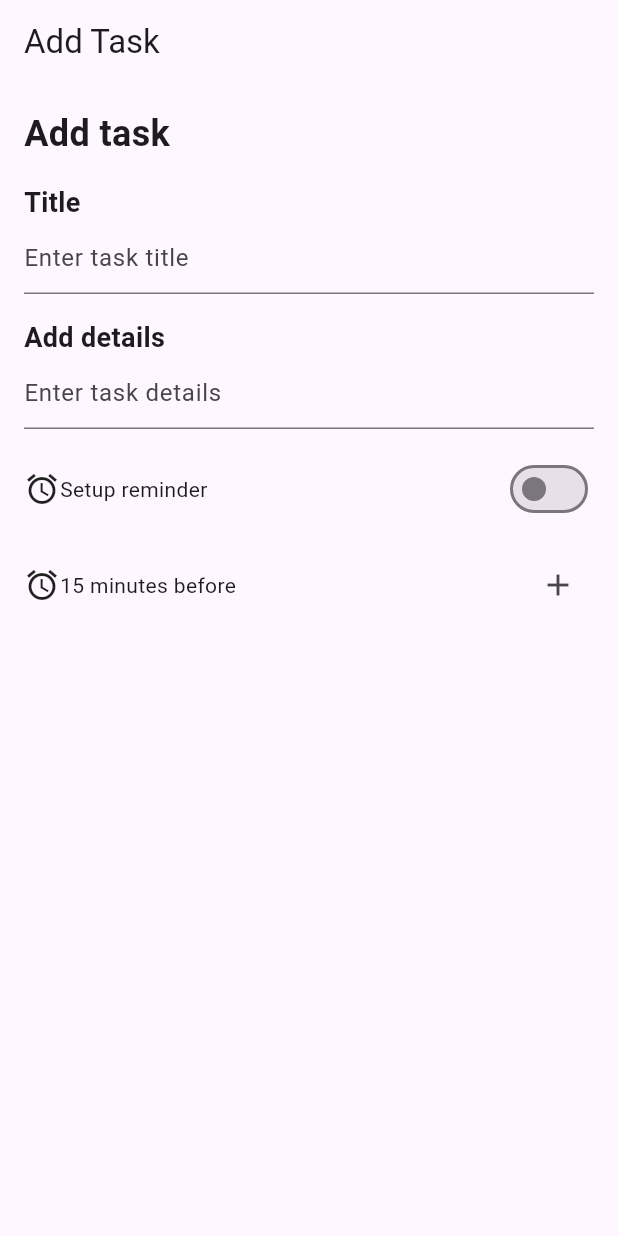
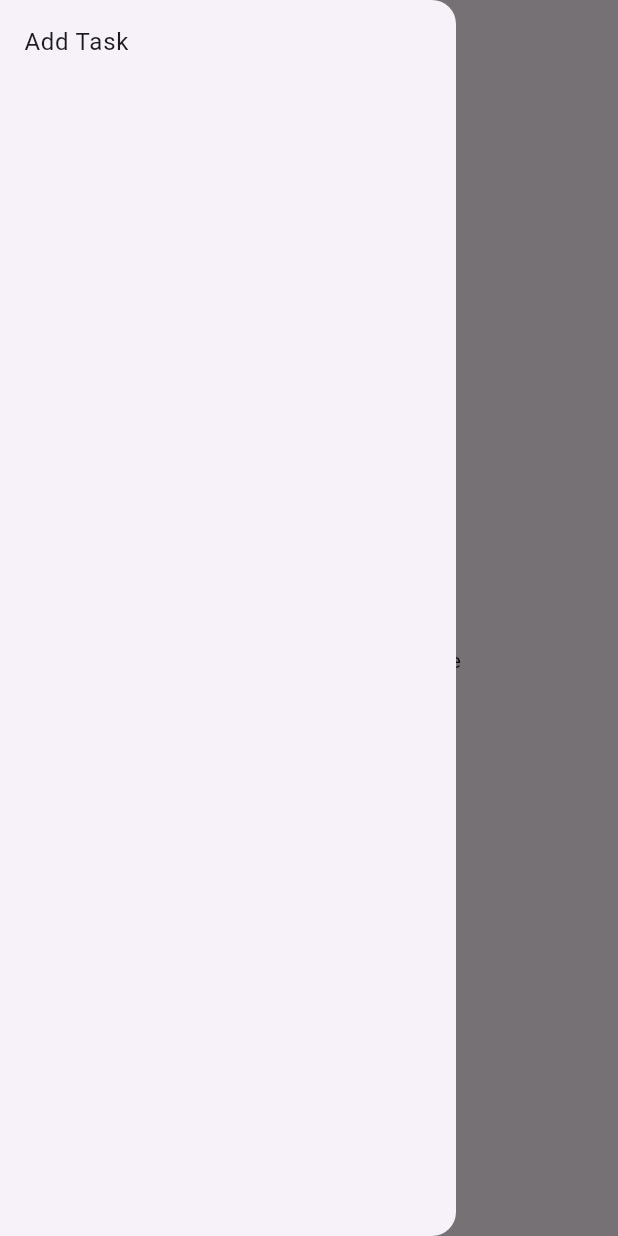
Before and after one commit to Kylaaajy/cc206-dolisto, a Flutter app: the screen it shows after launch, with the side drawer open (before the commit the screen has no drawer), on a phone screen of 412 x 824 dp. Run offline on Flutter 3.47's test engine with Material 3 defaults, Android fonts, the phone set to English and light mode, and no system bars.

Commit message:
added a drawer and edited the main.dart

```diff
--- /dev/null
+++ b/lib/Components/home_drawer.dart
@@ -0,0 +1,26 @@
+import 'package:flutter/material.dart';
+import '../features/add_task.dart';
+
+class HomeDrawer extends StatelessWidget {
+  const HomeDrawer({Key? key}) : super(key: key);
+
+  @override
+  Widget build(BuildContext context) {
+    return Drawer(
+      child: ListView(
+        children: [
+          ListTile(
+            title: Text('Add Task'),
+            onTap: () {
+              Navigator.pop(context); // Close the drawer
+              Navigator.push(
+                context,
+                MaterialPageRoute(builder: (context) => AddTask()),
+              );
+            },
+          ),
+        ],
+      ),
+    );
+  }
+}
--- a/lib/main.dart
+++ b/lib/main.dart
@@ -1,22 +1,41 @@
 import 'package:flutter/material.dart';
+import 'components/home_drawer.dart';
 import 'features/add_task.dart';
 
 void main() {
-  runApp(const MyApp());
+  runApp(TaskManagerApp());
 }
 
-class MyApp extends StatelessWidget {
-  const MyApp({Key? key}) : super(key: key);
+class TaskManagerApp extends StatelessWidget {
+  const TaskManagerApp({Key? key}) : super(key: key);
 
   @override
   Widget build(BuildContext context) {
     return MaterialApp(
-      title: 'Flutter Demo',
+      title: 'Task Manager',
       theme: ThemeData(
-        colorScheme: ColorScheme.fromSeed(seedColor: Colors.deepPurple),
-        useMaterial3: true,
+        primarySwatch: Colors.blue,
       ),
-      home: const AddTask(),
+      initialRoute: '/',
+      routes: {
+        '/': (context) => TaskManagerHome(),
+        '/addTask': (context) => AddTask(),
+      },
     );
   }
 }
+
+class TaskManagerHome extends StatelessWidget {
+  @override
+  Widget build(BuildContext context) {
+    return Scaffold(
+      appBar: AppBar(
+        title: Text("Task Manager"),
+      ),
+      drawer: HomeDrawer(), // Add the drawer to the Scaffold
+      body: Center(
+        child: Text("Your Task Manager Home Page"),
+      ),
+    );
+  }
+}
```
Also changed, not shown: pubspec.lock, 1 other file.
